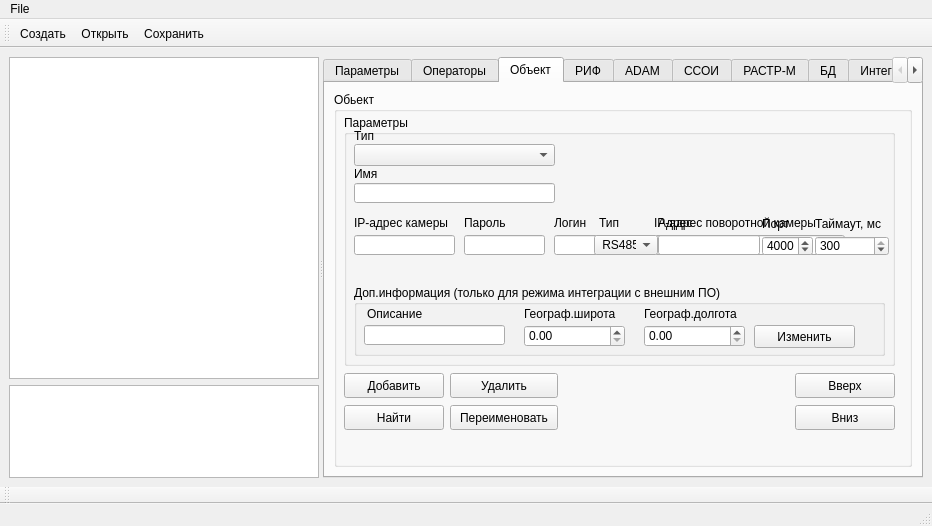
First picture: the form in m_cfg/MainWindowCFG.ui, repository xXRadioHeadXx/start7, before the edit.
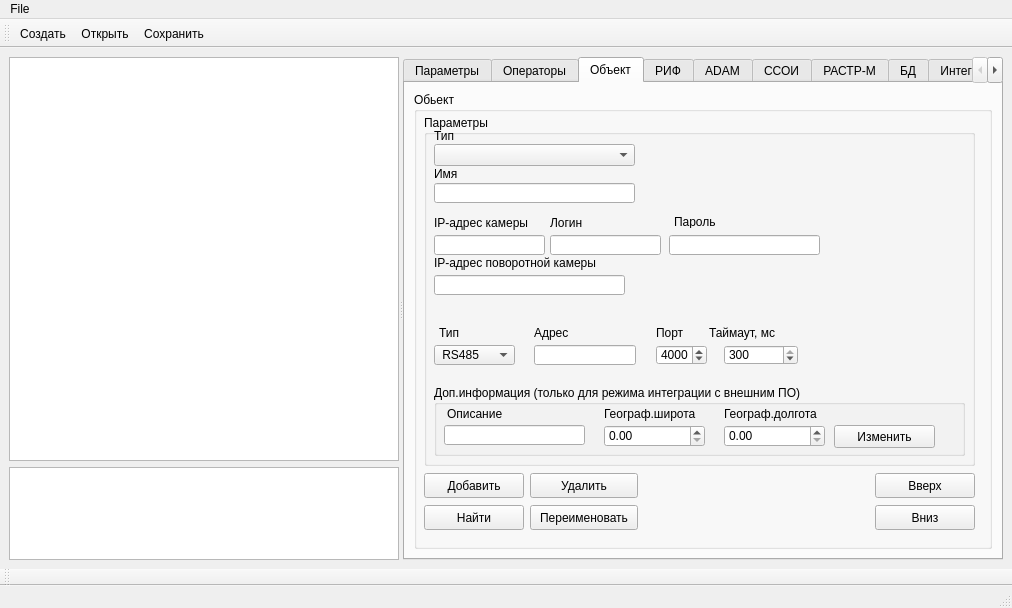
Second picture: the form after the edit. The open tabs and pages were chosen to show the change. Icons and pictures are not drawn.

```diff
--- a/m_cfg/MainWindowCFG.ui
+++ b/m_cfg/MainWindowCFG.ui
@@ -6,8 +6,8 @@
    <rect>
     <x>0</x>
     <y>0</y>
-    <width>932</width>
-    <height>526</height>
+    <width>1012</width>
+    <height>608</height>
    </rect>
   </property>
   <property name="sizePolicy">
@@ -19,7 +19,7 @@
   <property name="minimumSize">
    <size>
     <width>610</width>
-    <height>500</height>
+    <height>600</height>
    </size>
   </property>
   <property name="windowTitle">
@@ -567,7 +567,7 @@
               <x>10</x>
               <y>23</y>
               <width>551</width>
-              <height>251</height>
+              <height>351</height>
              </rect>
             </property>
             <property name="minimumSize">
@@ -634,10 +634,10 @@
             <widget class="QStackedWidget" name="stackedWidget">
              <property name="geometry">
               <rect>
-               <x>10</x>
+               <x>0</x>
                <y>100</y>
                <width>511</width>
-               <height>46</height>
+               <height>91</height>
               </rect>
              </property>
              <property name="currentIndex">
@@ -899,9 +899,9 @@
               <widget class="QLineEdit" name="STRAZH_IP_lineEdit__IPaddr">
                <property name="geometry">
                 <rect>
-                 <x>0</x>
+                 <x>10</x>
                  <y>20</y>
-                 <width>101</width>
+                 <width>111</width>
                  <height>20</height>
                 </rect>
                </property>
@@ -909,7 +909,7 @@
               <widget class="QLabel" name="label_85">
                <property name="geometry">
                 <rect>
-                 <x>0</x>
+                 <x>10</x>
                  <y>0</y>
                  <width>111</width>
                  <height>16</height>
@@ -922,7 +922,7 @@
               <widget class="QLabel" name="label_86">
                <property name="geometry">
                 <rect>
-                 <x>200</x>
+                 <x>126</x>
                  <y>0</y>
                  <width>47</width>
                  <height>16</height>
@@ -935,9 +935,9 @@
               <widget class="QLineEdit" name="STRAZH_IP_lineEdit__login">
                <property name="geometry">
                 <rect>
-                 <x>200</x>
+                 <x>126</x>
                  <y>20</y>
-                 <width>91</width>
+                 <width>111</width>
                  <height>20</height>
                 </rect>
                </property>
@@ -945,10 +945,10 @@
               <widget class="QLabel" name="label_87">
                <property name="geometry">
                 <rect>
-                 <x>110</x>
+                 <x>250</x>
                  <y>0</y>
-                 <width>47</width>
-                 <height>16</height>
+                 <width>50</width>
+                 <height>13</height>
                 </rect>
                </property>
                <property name="text">
@@ -958,9 +958,9 @@
               <widget class="QLineEdit" name="STRAZH_IP_lineEdit__password">
                <property name="geometry">
                 <rect>
-                 <x>110</x>
+                 <x>245</x>
                  <y>20</y>
-                 <width>81</width>
+                 <width>151</width>
                  <height>20</height>
                 </rect>
                </property>
@@ -968,8 +968,8 @@
               <widget class="QLabel" name="label_88">
                <property name="geometry">
                 <rect>
-                 <x>300</x>
-                 <y>0</y>
+                 <x>10</x>
+                 <y>40</y>
                  <width>191</width>
                  <height>16</height>
                 </rect>
@@ -981,8 +981,8 @@
               <widget class="QLineEdit" name="STRAZH_IP_lineEdit__IPaddres_rotary_device">
                <property name="geometry">
                 <rect>
-                 <x>300</x>
-                 <y>20</y>
+                 <x>10</x>
+                 <y>60</y>
                  <width>191</width>
                  <height>20</height>
                 </rect>
@@ -1553,7 +1553,7 @@
              <property name="geometry">
               <rect>
                <x>10</x>
-               <y>170</y>
+               <y>270</y>
                <width>531</width>
                <height>71</height>
               </rect>
@@ -1683,9 +1683,9 @@
             <widget class="QWidget" name="UDP_RS485_Widget" native="true">
              <property name="geometry">
               <rect>
-               <x>250</x>
-               <y>90</y>
-               <width>296</width>
+               <x>10</x>
+               <y>200</y>
+               <width>500</width>
                <height>60</height>
               </rect>
              </property>
@@ -1697,7 +1697,7 @@
              </property>
              <property name="minimumSize">
               <size>
-               <width>296</width>
+               <width>500</width>
                <height>60</height>
               </size>
              </property>
@@ -1710,9 +1710,9 @@
              <widget class="QStackedWidget" name="UDP_RS485_stacked">
               <property name="geometry">
                <rect>
-                <x>166</x>
-                <y>1</y>
-                <width>131</width>
+                <x>220</x>
+                <y>0</y>
+                <width>151</width>
                 <height>54</height>
                </rect>
               </property>
@@ -1768,7 +1768,7 @@
                <widget class="QDoubleSpinBox" name="timeout_doubleSpinBox">
                 <property name="geometry">
                  <rect>
-                  <x>55</x>
+                  <x>70</x>
                   <y>30</y>
                   <width>74</width>
                   <height>20</height>
@@ -1828,7 +1828,7 @@
                <rect>
                 <x>0</x>
                 <y>30</y>
-                <width>64</width>
+                <width>81</width>
                 <height>20</height>
                </rect>
               </property>
@@ -1846,7 +1846,7 @@
              <widget class="QLineEdit" name="ipadress_lineedit">
               <property name="geometry">
                <rect>
-                <x>64</x>
+                <x>100</x>
                 <y>30</y>
                 <width>102</width>
                 <height>20</height>
@@ -1884,7 +1884,7 @@
              <widget class="QLabel" name="label_83">
               <property name="geometry">
                <rect>
-                <x>64</x>
+                <x>100</x>
                 <y>10</y>
                 <width>51</width>
                 <height>16</height>
@@ -1913,7 +1913,7 @@
             <property name="geometry">
              <rect>
               <x>10</x>
-              <y>280</y>
+              <y>380</y>
               <width>551</width>
               <height>61</height>
              </rect>
@@ -3102,7 +3102,7 @@
     <rect>
      <x>0</x>
      <y>0</y>
-     <width>932</width>
+     <width>1012</width>
      <height>21</height>
     </rect>
    </property>
```
Left out of the diff: 118 changed lines with no effect on the pictures.
